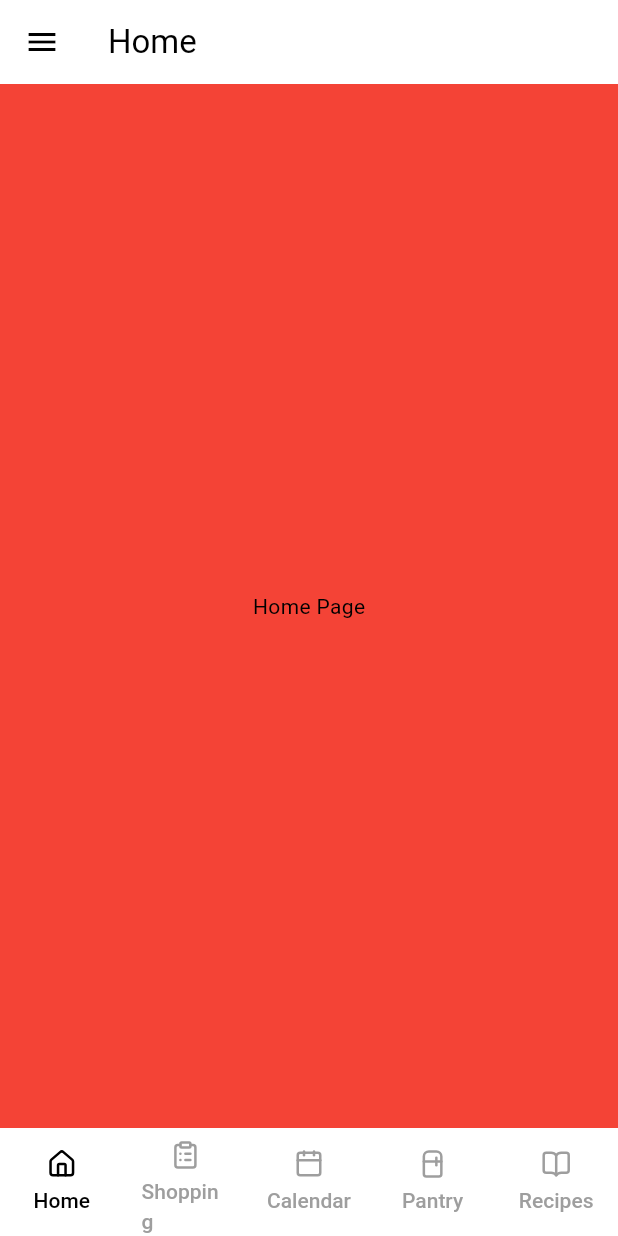
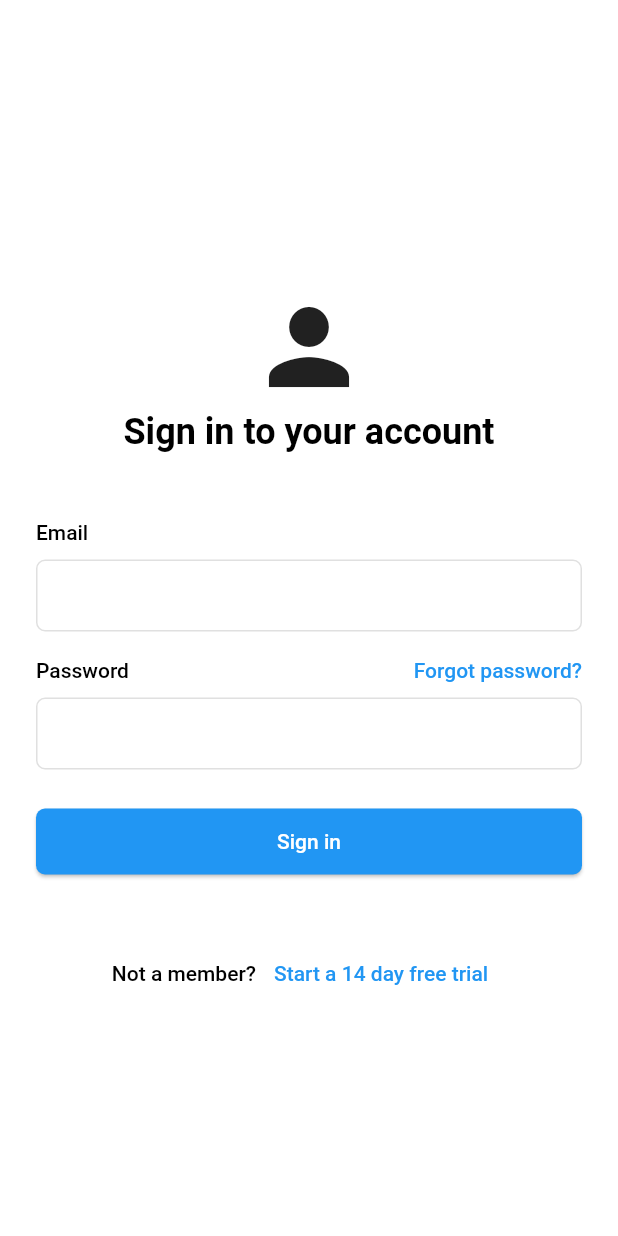
Before and after one commit to Jack-Ashman/meal_planner, a Flutter app: the screen it shows after launch, on a phone screen of 412 x 824 dp. Run offline on Flutter 3.47's test engine with Material 3 defaults, Android fonts, the light colour scheme and no system bars; our stand-ins replace lucide_icons.

Commit message:
Login Page

```diff
--- a/lib/frontend/pages/base_page.dart
+++ b/lib/frontend/pages/base_page.dart
@@ -11,11 +11,15 @@ class BasePage extends StatelessWidget {
 
     final selectedIndex = pageProvider.selectedPageIndex;
 
+    final pages = [
+      const HomePage(),
+      const ShoppingPage(),
+      const CalendarPage(),
+      const PantryPage(),
+      const RecipesPage(),
+    ];
+
     return Scaffold(
-      // appBar: AppBar(
-      //   title: const Text('Home'),
-      //   elevation: 0,
-      // ),
       drawer: const MealPlannerDrawer(),
 
       appBar: AppBar(
@@ -23,13 +27,23 @@ class BasePage extends StatelessWidget {
         elevation: 0,
       ),
 
-      body: [
-        const HomePage(),
-        const ShoppingPage(),
-        const CalendarPage(),
-        const PantryPage(),
-        const RecipesPage(),
-      ].elementAt(selectedIndex),
+      body: GestureDetector(
+        onTap: () => FocusScope.of(context).unfocus(),
+
+        onHorizontalDragEnd: (details) {
+          if (details.primaryVelocity! < 0) {
+            if (selectedIndex < pages.length - 1) {
+              pageProvider.setSelectedPageIndex(selectedIndex + 1);
+            }
+          } else if (details.primaryVelocity! > 0) {
+            if (selectedIndex > 0) {
+              pageProvider.setSelectedPageIndex(selectedIndex - 1);
+            }
+          }
+        },
+
+        child: pages.elementAt(selectedIndex % 5),
+      ),
 
       bottomNavigationBar: const MealPlannerBottomNavigationBar(),
     );
--- /dev/null
+++ b/lib/frontend/pages/login_page.dart
@@ -0,0 +1,107 @@
+import 'package:flutter/material.dart';
+import 'package:meal_planner/imports.dart';
+
+class LoginPage extends StatelessWidget {
+  const LoginPage({super.key});
+
+  @override
+  Widget build(BuildContext context) {
+    final emailController = TextEditingController();
+    final passwordController = TextEditingController();
+
+    Color actionColor = Colors.blue;
+
+    return Scaffold(
+      backgroundColor: Colors.white,
+
+      body: SafeArea(
+        child: Center(
+          child: Padding(
+            padding: const EdgeInsets.symmetric(horizontal: 24.0),
+            child: Column(
+              mainAxisAlignment: MainAxisAlignment.center,
+              crossAxisAlignment: CrossAxisAlignment.stretch,
+              children: [
+                const SizedBox(height: 40),
+
+                // Logo
+                Icon(
+                  Icons.person,
+                  size: 80,
+                  color: Colors.grey.shade900,
+                ),
+
+                // Title
+                TailwindText(context, classes: 'text-2xl text-center font-bold text-gray-900', 'Sign in to your account'),
+
+                const SizedBox(height: 40),
+
+                // Email field
+                TextInput(
+                  controller: emailController,
+                  labelText: 'Email',
+                  keyboardType: TextInputType.emailAddress,
+                  autofillHints: const [AutofillHints.email],
+                ),
+
+                const SizedBox(height: 16),
+
+                // Password field
+                TextInput(
+                  controller: passwordController,
+                  labelText: 'Password',
+
+                  keyboardType: TextInputType.visiblePassword,
+                  obscureText: true,
+
+                  autofillHints: const [AutofillHints.password],
+
+                  actionText: 'Forgot password?',
+                  actionFunction: () {
+                    // TODO: Implement forgot password
+                  },
+                ),
+
+                const SizedBox(height: 24),
+                // Sign in button
+                ElevatedButton(
+                  onPressed: () {
+                    Navigator.pushNamed(context, '/');
+                  },
+
+                  style: ElevatedButton.styleFrom(
+                    backgroundColor: actionColor,
+                    foregroundColor: Colors.white,
+                    padding: const EdgeInsets.symmetric(vertical: 12),
+                    shape: RoundedRectangleBorder(
+                      borderRadius: BorderRadius.circular(6),
+                    ),
+                  ),
+
+                  child: TailwindText(context, classes: 'text-sm font-medium text-white', 'Sign in'),
+                ),
+
+                const SizedBox(height: 40),
+
+                // Sign up link
+                Row(
+                  mainAxisAlignment: MainAxisAlignment.center,
+                  children: [
+                    TailwindText(context, classes: 'text-sm text-gray-500 font-medium', 'Not a member?'),
+
+                    TextButton(
+                      onPressed: () {
+                        // TODO: Implement sign up
+                      },
+                      child: TailwindText(context, classes: 'text-sm font-medium text-blue', 'Start a 14 day free trial'),
+                    ),
+                  ],
+                ),
+              ],
+            ),
+          ),
+        ),
+      ),
+    );
+  }
+}
--- a/lib/frontend/pages/pages.dart
+++ b/lib/frontend/pages/pages.dart
@@ -1,6 +1,7 @@
 export "base_page.dart";
 export "calendar_page.dart";
 export "home_page.dart";
+export "login_page.dart";
 export "pantry_page.dart";
 export "recipes_page.dart";
 export "shopping_page.dart";
--- a/lib/frontend/widgets/layout/drawer.dart
+++ b/lib/frontend/widgets/layout/drawer.dart
@@ -1,4 +1,6 @@
 import 'package:flutter/material.dart';
+import 'package:meal_planner/imports.dart';
+import 'package:lucide_icons/lucide_icons.dart';
 
 class MealPlannerDrawer extends StatelessWidget {
   const MealPlannerDrawer({super.key});
@@ -10,9 +12,54 @@ class MealPlannerDrawer extends StatelessWidget {
         borderRadius: BorderRadius.circular(0),
       ),
 
-      child: ListView(
+      child: Column(
+        mainAxisAlignment: MainAxisAlignment.spaceBetween,
         children: [
-          ListTile(title: Text('Home'),),
+          Column(
+            children: [
+              Container(
+                decoration: BoxDecoration(
+                  border: Border(
+                    bottom: BorderSide(
+                      color: Colors.grey.shade300,
+                    ),
+                  ),
+                ),
+
+                child: Column(
+                  children: [
+                    ListTile(title: Text('Home')),
+                  ],
+                ),
+              ),
+            ],
+          ),
+
+          Column(
+            children: [
+              Container(
+                decoration: BoxDecoration(
+                  border: Border(
+                    top: BorderSide(
+                      color: Colors.grey.shade300,
+                    ),
+                  ),
+                ),
+
+                child: Column(
+                  children: [
+                    ListTile(
+                      title: TailwindText(context, classes: 'text-sm font-medium text-gray-500', 'Logout'),
+                      trailing: const Icon(LucideIcons.logOut, size: 16),
+                      onTap: () {
+                        Navigator.pushNamed(context, '/login');
+                      },
+                    ),
+                  ],
+                ),
+              ),
+            ],
+          ),
         ],
       ),
     );
--- /dev/null
+++ b/lib/frontend/widgets/ui/inputs/inputs.dart
@@ -0,0 +1 @@
+export "text_input.dart";
--- /dev/null
+++ b/lib/frontend/widgets/ui/inputs/text_input.dart
@@ -0,0 +1,93 @@
+import 'package:flutter/material.dart';
+import 'package:meal_planner/imports.dart';
+
+class TextInput extends StatelessWidget {
+  const TextInput({
+    super.key,
+    required this.controller,
+    this.labelText,
+    this.actionText,
+    this.actionFunction,
+    this.hintText,
+    this.keyboardType,
+    this.obscureText = false,
+    this.autofillHints,
+  });
+
+  final TextEditingController controller;
+
+  final String? labelText;
+
+  final String? actionText;
+  final Function? actionFunction;
+
+  final String? hintText;
+
+  final bool obscureText;
+  final TextInputType? keyboardType;
+
+  final Iterable<String>? autofillHints;
+
+  @override
+  Widget build(BuildContext context) {
+    return Column(
+      crossAxisAlignment: CrossAxisAlignment.start,
+
+      children: [
+        Row(
+          mainAxisAlignment: MainAxisAlignment.spaceBetween,
+
+          children: [
+            if (labelText != null)
+              TailwindText(context, classes: 'text-sm font-medium text-gray-700', labelText ?? ''),
+
+            const Spacer(),
+
+            if (actionText != null && actionFunction != null)
+              LinkText(actionFunction: actionFunction!, actionText: actionText!),
+          ],
+        ),
+
+        const SizedBox(height: 8),
+
+        TextField(
+          controller: controller,
+          cursorColor: Colors.black,
+
+          keyboardType: keyboardType,
+
+          obscureText: obscureText,
+
+          autofillHints: autofillHints,
+
+          style: TextStyle(
+            color: Colors.grey[900],
+            fontSize: 16,
+            fontWeight: FontWeight.w500,
+          ),
+
+
+          decoration: InputDecoration(
+            enabledBorder: OutlineInputBorder(
+              borderSide: BorderSide(color: Colors.grey[300]!),
+              borderRadius: BorderRadius.circular(6),
+            ),
+
+            focusedBorder: OutlineInputBorder(
+              borderSide: BorderSide(color: Colors.grey[600]!),
+              borderRadius: BorderRadius.circular(6),
+            ),
+
+            filled: true,
+            fillColor: Colors.white,
+
+            hintText: hintText,
+            hintStyle: TextStyle(color: Colors.red[400]),
+
+            contentPadding: const EdgeInsets.symmetric(horizontal: 12, vertical: 12),
+          ),
+        ),
+      ],
+    );
+  }
+}
--- /dev/null
+++ b/lib/frontend/widgets/ui/text/link_text.dart
@@ -0,0 +1,26 @@
+import 'package:flutter/material.dart';
+import 'package:meal_planner/imports.dart';
+
+class LinkText extends StatelessWidget {
+  const LinkText({super.key, required this.actionFunction, required this.actionText});
+
+  final Function actionFunction;
+  final String actionText;
+
+  @override
+  Widget build(BuildContext context) {
+    return TextButton(
+      onPressed: () {
+        actionFunction.call();
+      },
+
+      style: TextButton.styleFrom(
+        minimumSize: Size.zero,
+        padding: EdgeInsets.zero,
+        tapTargetSize: MaterialTapTargetSize.shrinkWrap,
+      ),
+
+      child: TailwindText(context, classes: 'text-sm font-medium text-blue', actionText),
+    );
+  }
+}
--- /dev/null
+++ b/lib/frontend/widgets/ui/text/text.dart
@@ -0,0 +1 @@
+export "link_text.dart";
--- /dev/null
+++ b/lib/frontend/widgets/ui/ui.dart
@@ -0,0 +1,2 @@
+export "inputs/inputs.dart";
+export "text/text.dart";
--- a/lib/main.dart
+++ b/lib/main.dart
@@ -19,18 +19,24 @@ class App extends StatelessWidget {
   Widget build(BuildContext context) {
     return MaterialApp(
       title: 'Meal Planner',
+      debugShowCheckedModeBanner: false,
+      theme: Provider.of<ThemeProvider>(context).themeData,
 
-      debugShowCheckedModeBanner: false,
+      initialRoute: '/login',
 
-      home: MultiProvider(
-        providers: [
-          ChangeNotifierProvider(create: (context) => PageProvider()),
-        ],
+      builder: (context, child) {
+        return MultiProvider(
+          providers: [
+            ChangeNotifierProvider(create: (context) => PageProvider()),
+          ],
+          child: child!,
+        );
+      },
 
-        child: const BasePage(),
-      ),
-
-      theme: Provider.of<ThemeProvider>(context).themeData,
+      routes: {
+        '/': (context) => const BasePage(),
+        '/login': (context) => const LoginPage(),
+      },
     );
   }
 }
```
